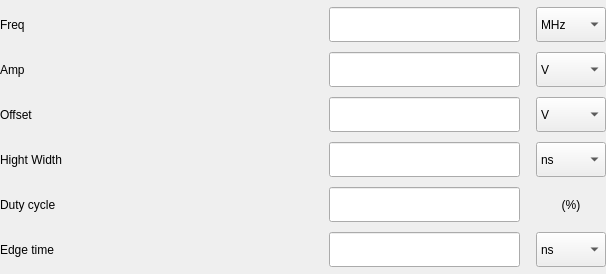
Before: the Qt Designer form tas7061bb/widgets/wgContentHmf2550/wgPulse.ui in DoND8xforce/tas7061, drawn with Qt 5.
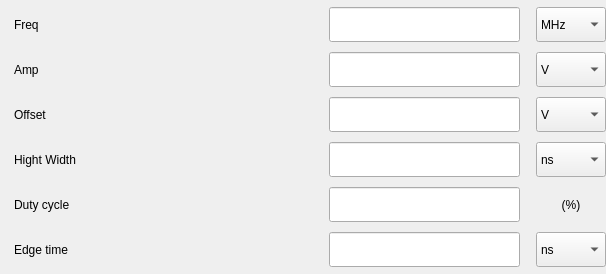
After: the same form once the commit is applied.

The edit to the form file:
```diff
--- a/tas7061bb/widgets/wgContentHmf2550/wgPulse.ui
+++ b/tas7061bb/widgets/wgContentHmf2550/wgPulse.ui
@@ -43,8 +43,11 @@
    </property>
    <item row="0" column="0">
     <layout class="QGridLayout" name="gridLayout_2">
+     <property name="leftMargin">
+      <number>14</number>
+     </property>
      <property name="horizontalSpacing">
-      <number>244</number>
+      <number>230</number>
      </property>
      <property name="verticalSpacing">
       <number>10</number>
```
